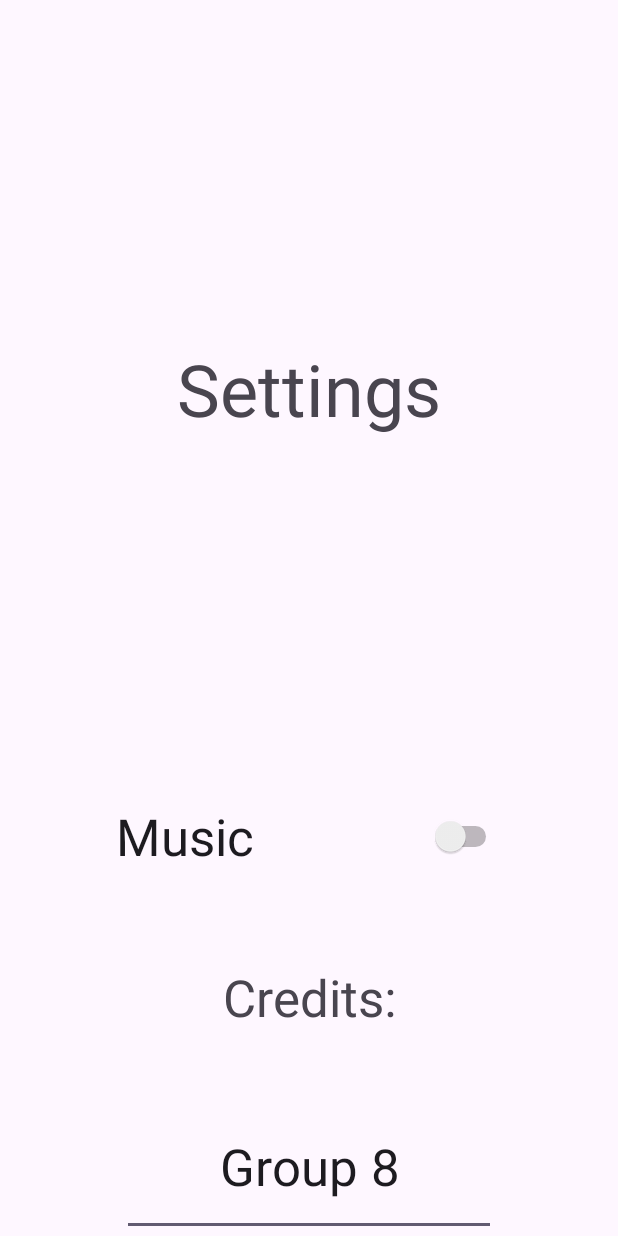
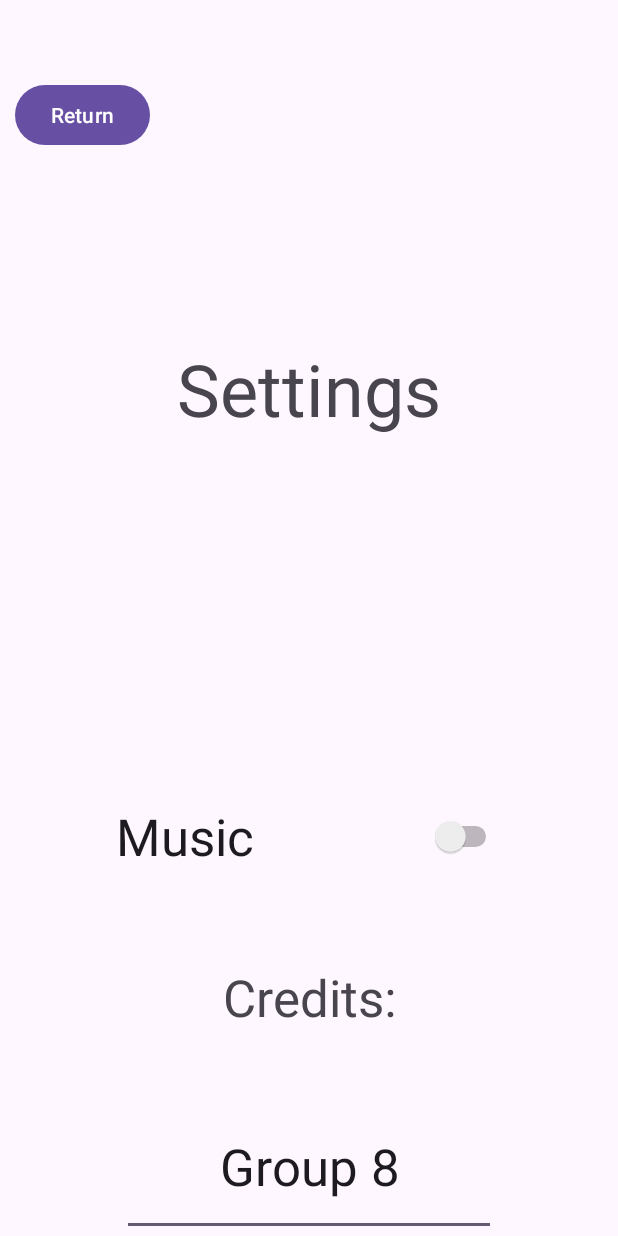
Before and after one commit to NeoMouseSVC/ITSC4155-Software-Dev.-Project-Spring2024, an Android app: the settings_screen screen opened directly, with no data from a screen before it, on a phone screen of 412 x 824 dp. Run offline under Robolectric (Android 15) with nearby library versions, the phone set to English and light mode, and no system bars.

Commit message:
adding return buttons to pages and updating actual game

```diff
--- a/HangmanAndroidJava/app/src/main/java/com/example/myapplication/settings_screen.java
+++ b/HangmanAndroidJava/app/src/main/java/com/example/myapplication/settings_screen.java
@@ -1,7 +1,11 @@
 package com.example.myapplication;
 
+import android.annotation.SuppressLint;
+import android.content.Intent;
 import android.media.MediaPlayer;
 import android.os.Bundle;
+import android.view.View;
+import android.widget.Button;
 import android.widget.CompoundButton;
 import android.widget.Switch;
 
@@ -49,6 +53,13 @@ public class settings_screen extends AppCompatActivity {
                 }
             }
         });
+        Button returnButton = findViewById(R.id.return_set);
+        returnButton.setOnClickListener(new View.OnClickListener() {
+            @Override
+            public void onClick(View v) {
+                startActivity(new Intent(settings_screen.this, MainActivity.class));
+            }
+        });
     }
 
     @Override
--- a/HangmanAndroidJava/app/src/main/res/layout/activity_customize_screen.xml
+++ b/HangmanAndroidJava/app/src/main/res/layout/activity_customize_screen.xml
@@ -8,7 +8,7 @@
     tools:context=".customize_screen">
 
     <Button
-        android:id="@+id/button4"
+        android:id="@+id/return_customize"
         android:layout_width="wrap_content"
         android:layout_height="wrap_content"
         android:layout_marginStart="16dp"
--- a/HangmanAndroidJava/app/src/main/res/layout/activity_settings_screen.xml
+++ b/HangmanAndroidJava/app/src/main/res/layout/activity_settings_screen.xml
@@ -53,4 +53,18 @@
         app:layout_constraintBottom_toBottomOf="parent"
         app:layout_constraintEnd_toEndOf="parent"
         app:layout_constraintStart_toStartOf="parent" />
+
+    <Button
+        android:id="@+id/return_set"
+        android:layout_width="wrap_content"
+        android:layout_height="wrap_content"
+        android:layout_marginStart="9dp"
+        android:layout_marginTop="22dp"
+        android:layout_marginEnd="311dp"
+        android:layout_marginBottom="386dp"
+        android:text="Return"
+        app:layout_constraintBottom_toTopOf="@+id/switch1"
+        app:layout_constraintEnd_toEndOf="parent"
+        app:layout_constraintStart_toStartOf="parent"
+        app:layout_constraintTop_toTopOf="parent" />
 </androidx.constraintlayout.widget.ConstraintLayout>
```
Also changed, not shown: HangmanAndroidJava/app/src/main/java/com/example/myapplication/customize_screen.java (+9 -0 lines), HangmanAndroidJava/app/src/main/java/com/example/myapplication/diffculty_screen.java (+12 -0 lines), HangmanAndroidJava/app/src/main/res/layout/activity_diffculty_screen.xml (+13 -0 lines).
